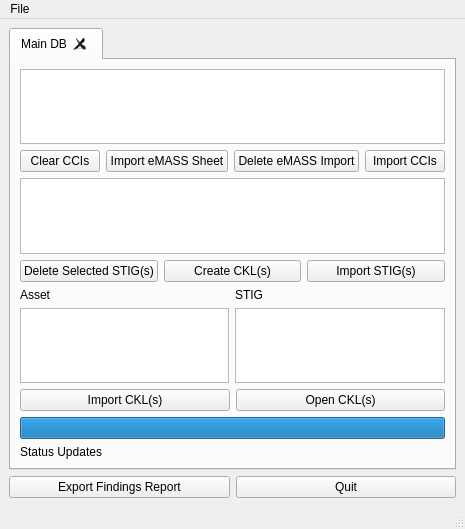
Qt form src/stigqter.ui (squinky86/STIGQter) before a commit.
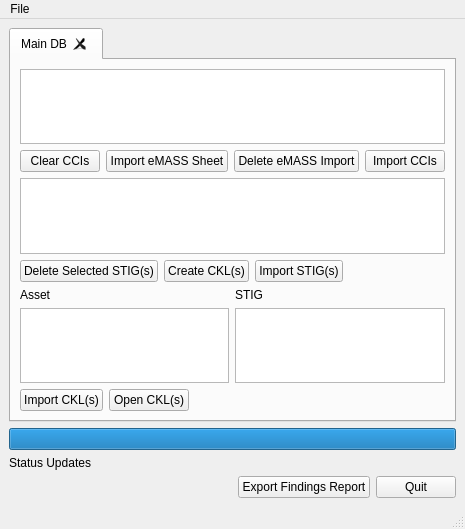
The same form after that commit.

Commit message: Add compression for #25. Improve visual layout.

```diff
--- a/src/stigqter.ui
+++ b/src/stigqter.ui
@@ -64,6 +64,19 @@
             </property>
            </widget>
           </item>
+          <item>
+           <spacer name="horizontalSpacer_4">
+            <property name="orientation">
+             <enum>Qt::Horizontal</enum>
+            </property>
+            <property name="sizeHint" stdset="0">
+             <size>
+              <width>40</width>
+              <height>20</height>
+             </size>
+            </property>
+           </spacer>
+          </item>
          </layout>
         </item>
         <item>
@@ -96,6 +109,19 @@
             </property>
            </widget>
           </item>
+          <item>
+           <spacer name="horizontalSpacer_3">
+            <property name="orientation">
+             <enum>Qt::Horizontal</enum>
+            </property>
+            <property name="sizeHint" stdset="0">
+             <size>
+              <width>40</width>
+              <height>20</height>
+             </size>
+            </property>
+           </spacer>
+          </item>
          </layout>
         </item>
         <item>
@@ -153,7 +179,24 @@
             </property>
            </widget>
           </item>
+          <item>
+           <spacer name="horizontalSpacer_2">
+            <property name="orientation">
+             <enum>Qt::Horizontal</enum>
+            </property>
+            <property name="sizeHint" stdset="0">
+             <size>
+              <width>40</width>
+              <height>20</height>
+             </size>
+            </property>
+           </spacer>
+          </item>
          </layout>
+        </item>
+       </layout>
+      </widget>
+     </widget>
         </item>
         <item>
          <widget class="QProgressBar" name="progressBar">
@@ -175,12 +218,21 @@
           </property>
          </widget>
         </item>
-       </layout>
-      </widget>
-     </widget>
-    </item>
     <item>
      <layout class="QHBoxLayout" name="horizontalLayout_3">
+      <item>
+       <spacer name="horizontalSpacer">
+        <property name="orientation">
+         <enum>Qt::Horizontal</enum>
+        </property>
+        <property name="sizeHint" stdset="0">
+         <size>
+          <width>40</width>
+          <height>20</height>
+         </size>
+        </property>
+       </spacer>
+      </item>
       <item>
        <widget class="QPushButton" name="btnFindingsReport">
         <property name="text">
@@ -212,8 +264,10 @@
     <property name="title">
      <string>File</string>
     </property>
-    <addaction name="actionImport_STIG_Content"/>
+    <addaction name="action_Save"/>
+    <addaction name="action_Open"/>
     <addaction name="actionClear_Database"/>
+    <addaction name="actionImport_STIG_Content"/>
     <addaction name="separator"/>
     <addaction name="action_Export_eMASS_Sheet"/>
     <addaction name="actionE_xport_STIG_CKLs"/>
@@ -236,7 +290,7 @@
   </action>
   <action name="actionClear_Database">
    <property name="text">
-    <string>&amp;Clear Database</string>
+    <string>&amp;Close/New</string>
    </property>
   </action>
   <action name="action_About">
@@ -269,6 +323,16 @@
     <string>E&amp;xport STIG CKLs</string>
    </property>
   </action>
+  <action name="action_Save">
+   <property name="text">
+    <string>&amp;Save</string>
+   </property>
+  </action>
+  <action name="action_Open">
+   <property name="text">
+    <string>&amp;Open</string>
+   </property>
+  </action>
  </widget>
  <resources/>
  <connections>
```
Lines whose indentation alone changed are shown as unchanged. The commit also changes 3 other files.
